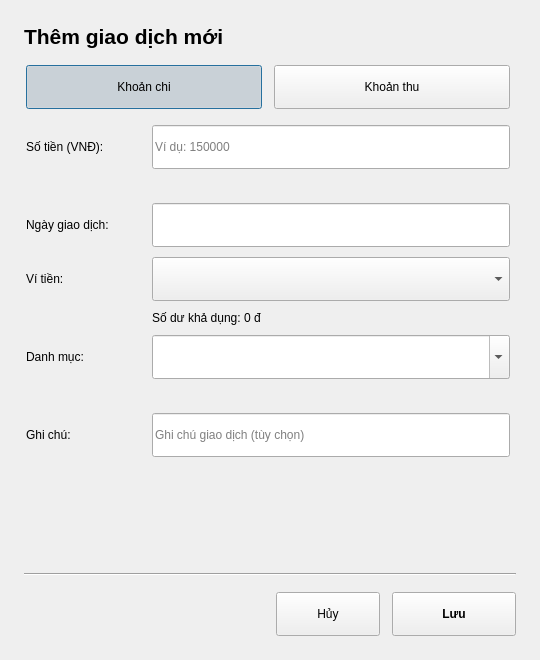
Old version of the form src/ui/dialogs/transaction_dialog.ui in the repository ryoverling/PBL2.
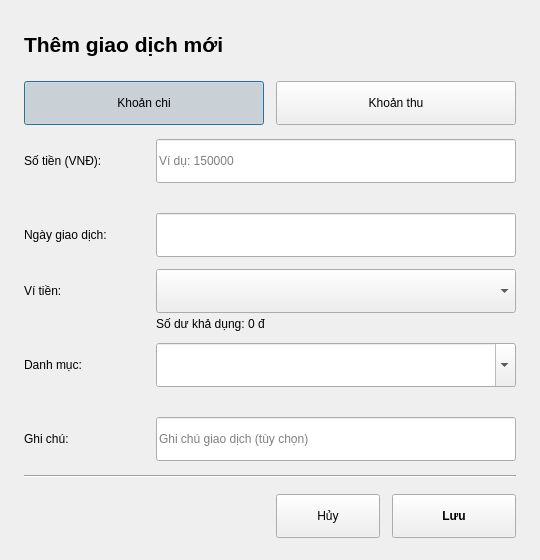
New version of the form. Custom widgets are drawn as their Qt base class.

Commit message: fix(ui): prevent clipping in statistics card and dialogs

```diff
--- a/src/ui/dialogs/transaction_dialog.ui
+++ b/src/ui/dialogs/transaction_dialog.ui
@@ -7,13 +7,13 @@
     <x>0</x>
     <y>0</y>
     <width>540</width>
-    <height>660</height>
-   </rect>
-  </property>
-  <property name="minimumSize">
-   <size>
-    <width>480</width>
     <height>560</height>
+   </rect>
+  </property>
+  <property name="minimumSize">
+   <size>
+    <width>520</width>
+    <height>0</height>
    </size>
   </property>
   <property name="windowTitle">
@@ -21,13 +21,13 @@
   </property>
   <layout class="QVBoxLayout" name="mainLayout">
    <property name="spacing">
-    <number>12</number>
+    <number>14</number>
    </property>
    <property name="leftMargin">
     <number>24</number>
    </property>
    <property name="topMargin">
-    <number>24</number>
+    <number>22</number>
    </property>
    <property name="rightMargin">
     <number>24</number>
@@ -48,46 +48,10 @@
       <string>Thêm giao dịch mới</string>
      </property>
      <property name="margin">
-      <number>4</number>
+      <number>2</number>
      </property>
     </widget>
    </item>
-   <item>
-    <widget class="QScrollArea" name="scrollArea">
-     <property name="frameShape">
-      <enum>QFrame::NoFrame</enum>
-     </property>
-     <property name="widgetResizable">
-      <bool>true</bool>
-     </property>
-     <property name="horizontalScrollBarPolicy">
-      <enum>Qt::ScrollBarAlwaysOff</enum>
-     </property>
-     <widget class="QWidget" name="scrollAreaWidgetContents">
-      <property name="geometry">
-       <rect>
-        <x>0</x>
-        <y>0</y>
-        <width>492</width>
-        <height>500</height>
-       </rect>
-      </property>
-      <layout class="QVBoxLayout" name="scrollLayout">
-       <property name="spacing">
-        <number>16</number>
-       </property>
-       <property name="leftMargin">
-        <number>2</number>
-       </property>
-       <property name="topMargin">
-        <number>4</number>
-       </property>
-       <property name="rightMargin">
-        <number>6</number>
-       </property>
-       <property name="bottomMargin">
-        <number>8</number>
-       </property>
        <item>
         <widget class="QWidget" name="segmentedTypeContainer">
          <layout class="QHBoxLayout" name="layoutSegmentedType">
@@ -156,13 +120,19 @@
           <number>16</number>
          </property>
          <property name="verticalSpacing">
-          <number>10</number>
-         </property>
-         <item row="0" column="0">
+      <number>12</number>
+     </property>
+     <item row="0" column="0" alignment="Qt::AlignTop">
           <widget class="QLabel" name="lblAmountTag">
            <property name="minimumSize">
             <size>
-             <width>110</width>
+         <width>116</width>
+         <height>44</height>
+        </size>
+       </property>
+       <property name="maximumSize">
+        <size>
+         <width>116</width>
              <height>44</height>
             </size>
            </property>
@@ -175,6 +145,11 @@
           </widget>
          </item>
          <item row="0" column="1">
+      <layout class="QVBoxLayout" name="layoutAmountField">
+       <property name="spacing">
+        <number>4</number>
+       </property>
+       <item>
           <widget class="QLineEdit" name="edtAmount">
            <property name="minimumSize">
             <size>
@@ -187,7 +162,7 @@
            </property>
           </widget>
          </item>
-         <item row="1" column="1">
+       <item>
           <widget class="QLabel" name="lblAmountWarning">
            <property name="wordWrap">
             <bool>true</bool>
@@ -197,11 +172,19 @@
            </property>
           </widget>
          </item>
-         <item row="2" column="0">
+      </layout>
+     </item>
+     <item row="1" column="0" alignment="Qt::AlignTop">
           <widget class="QLabel" name="lblDateTag">
            <property name="minimumSize">
             <size>
-             <width>110</width>
+         <width>116</width>
+         <height>44</height>
+        </size>
+       </property>
+       <property name="maximumSize">
+        <size>
+         <width>116</width>
              <height>44</height>
             </size>
            </property>
@@ -213,7 +196,7 @@
            </property>
           </widget>
          </item>
-         <item row="2" column="1">
+     <item row="1" column="1">
           <widget class="DatePickerField" name="dteDate">
            <property name="minimumSize">
             <size>
@@ -221,14 +204,19 @@
              <height>44</height>
             </size>
            </property>
-           
-          </widget>
-         </item>
-         <item row="3" column="0">
+      </widget>
+     </item>
+     <item row="2" column="0" alignment="Qt::AlignTop">
           <widget class="QLabel" name="lblWalletTag">
            <property name="minimumSize">
             <size>
-             <width>110</width>
+         <width>116</width>
+         <height>44</height>
+        </size>
+       </property>
+       <property name="maximumSize">
+        <size>
+         <width>116</width>
              <height>44</height>
             </size>
            </property>
@@ -240,7 +228,12 @@
            </property>
           </widget>
          </item>
-         <item row="3" column="1">
+     <item row="2" column="1">
+      <layout class="QVBoxLayout" name="layoutWalletField">
+       <property name="spacing">
+        <number>4</number>
+       </property>
+       <item>
           <widget class="QComboBox" name="cboWallet">
            <property name="minimumSize">
             <size>
@@ -250,7 +243,7 @@
            </property>
           </widget>
          </item>
-         <item row="4" column="1">
+       <item>
           <widget class="QLabel" name="lblWalletBalance">
            <property name="wordWrap">
             <bool>true</bool>
@@ -260,11 +253,19 @@
            </property>
           </widget>
          </item>
-         <item row="5" column="0">
+      </layout>
+     </item>
+     <item row="3" column="0" alignment="Qt::AlignTop">
           <widget class="QLabel" name="lblCategoryTag">
            <property name="minimumSize">
             <size>
-             <width>110</width>
+         <width>116</width>
+         <height>44</height>
+        </size>
+       </property>
+       <property name="maximumSize">
+        <size>
+         <width>116</width>
              <height>44</height>
             </size>
            </property>
@@ -276,7 +277,12 @@
            </property>
           </widget>
          </item>
-         <item row="5" column="1">
+     <item row="3" column="1">
+      <layout class="QVBoxLayout" name="layoutCategoryField">
+       <property name="spacing">
+        <number>4</number>
+       </property>
+       <item>
           <widget class="QComboBox" name="cboCategory">
            <property name="minimumSize">
             <size>
@@ -289,7 +295,7 @@
            </property>
           </widget>
          </item>
-         <item row="6" column="1">
+       <item>
           <widget class="QLabel" name="lblCategoryHint">
            <property name="wordWrap">
             <bool>true</bool>
@@ -299,11 +305,19 @@
            </property>
           </widget>
          </item>
-         <item row="7" column="0">
+      </layout>
+     </item>
+     <item row="4" column="0" alignment="Qt::AlignTop">
           <widget class="QLabel" name="lblNoteTag">
            <property name="minimumSize">
             <size>
-             <width>110</width>
+         <width>116</width>
+         <height>44</height>
+        </size>
+       </property>
+       <property name="maximumSize">
+        <size>
+         <width>116</width>
              <height>44</height>
             </size>
            </property>
@@ -315,7 +329,7 @@
            </property>
           </widget>
          </item>
-         <item row="7" column="1">
+     <item row="4" column="1">
           <widget class="QLineEdit" name="edtNote">
            <property name="minimumSize">
             <size>
@@ -331,23 +345,6 @@
         </layout>
        </item>
        <item>
-        <spacer name="verticalSpacer">
-         <property name="orientation">
-          <enum>Qt::Vertical</enum>
-         </property>
-         <property name="sizeHint" stdset="0">
-          <size>
-           <width>20</width>
-           <height>10</height>
-          </size>
-         </property>
-        </spacer>
-       </item>
-      </layout>
-     </widget>
-    </widget>
-   </item>
-   <item>
     <widget class="QFrame" name="lineSeparator">
      <property name="frameShape">
       <enum>QFrame::HLine</enum>
@@ -363,10 +360,10 @@
       <number>12</number>
      </property>
      <property name="topMargin">
-      <number>4</number>
+      <number>2</number>
      </property>
      <property name="bottomMargin">
-      <number>4</number>
+      <number>2</number>
      </property>
      <item>
       <spacer name="spacerBottom">
```
Lines whose indentation alone changed are shown as unchanged. The commit also changes 6 other files.
